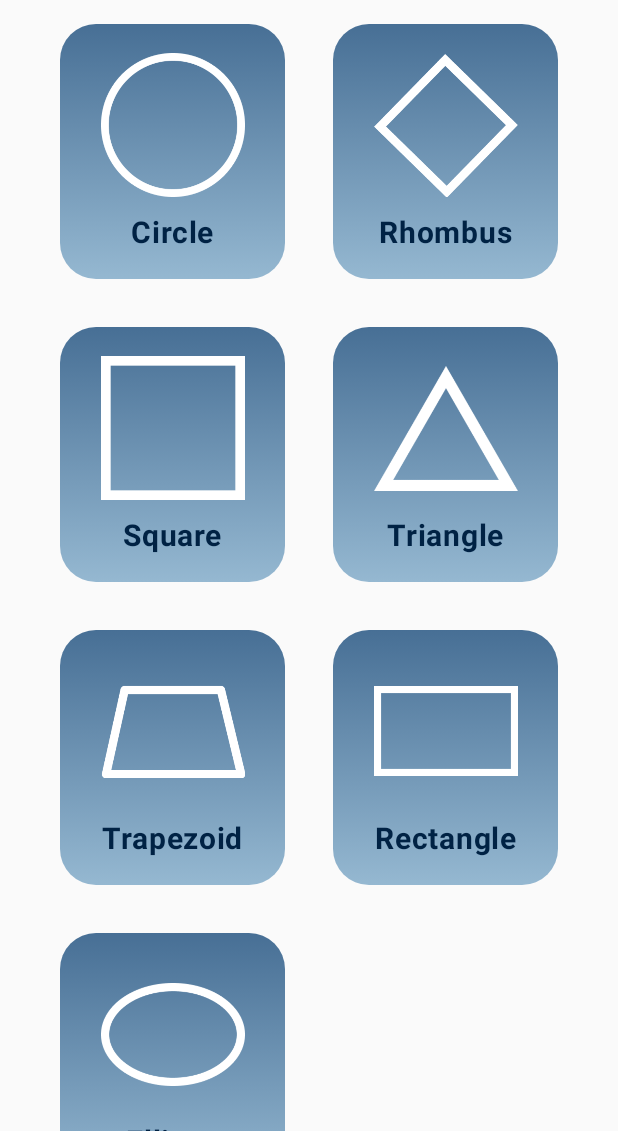
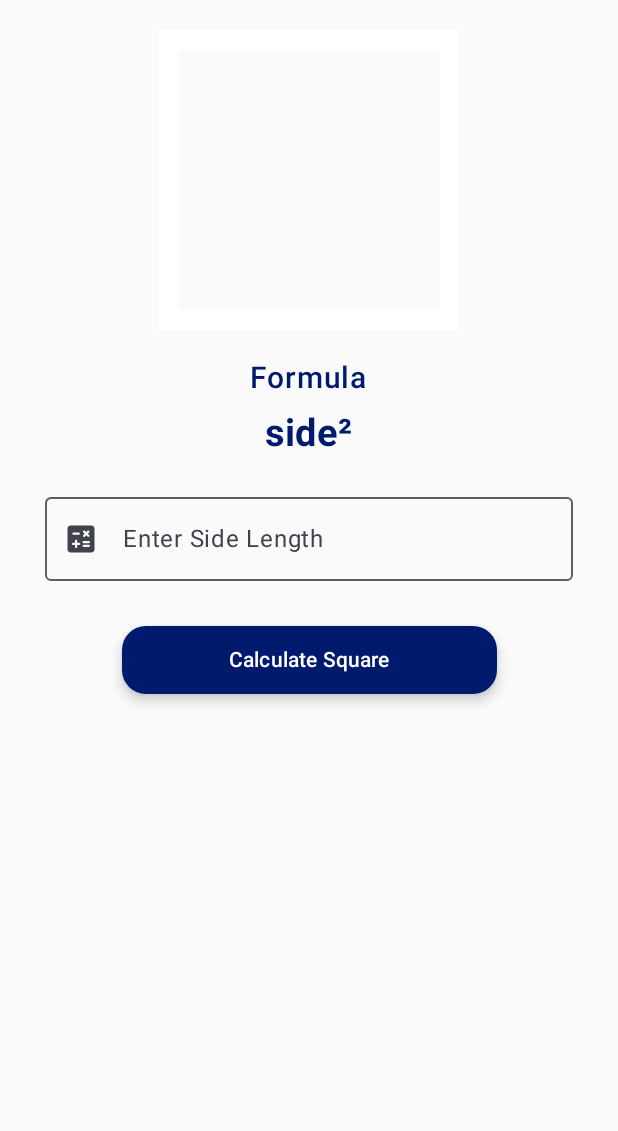
Before and after one commit to Abbas1608/CalculatorApp, an Android app built with Jetpack Compose: the AreaListScreen screen opened through its navigation route, after a tap on "Square", on a phone screen of 412 x 824 dp, the part 105-1236 px from its top. Run offline under Robolectric (Android 15) with nearby library versions, the phone set to English and light mode, and no system bars.

Commit message:
Update Area Calculator Screen

```diff
--- a/app/src/main/java/com/example/calculator/Navigation/CalNavigation.kt
+++ b/app/src/main/java/com/example/calculator/Navigation/CalNavigation.kt
@@ -1,9 +1,12 @@
 package com.example.calculator.Navigation
 
 import androidx.compose.runtime.Composable
+import androidx.navigation.NavType
 import androidx.navigation.compose.NavHost
 import androidx.navigation.compose.composable
 import androidx.navigation.compose.rememberNavController
+import androidx.navigation.navArgument
+import com.example.calculator.Screen.AreaScreen.AreaCalScreen
 import com.example.calculator.Screen.AreaScreen.AreaListScreen
 import com.example.calculator.Screen.CalulatorScreen.NormalCalculatorScreen
 import com.example.calculator.Screen.Formula.FormulaListScreen
@@ -57,5 +60,17 @@ fun CalNavigation() {
         composable (CalRoutes.TipCalculator.name){
             TipMainContent(NavController)
         }
+        // AreaCal Screen
+//        composable(CalRoutes.AreaCalScreen.name) {
+//            AreaCalScreen(NavController)
+//        }
+
+        composable(
+            route = "${CalRoutes.AreaCalScreen.name}/{shapeType}",
+            arguments = listOf(navArgument("shapeType") { type = NavType.StringType })
+        ) { backStackEntry ->
+            val shapeType = backStackEntry.arguments?.getString("shapeType") ?: "Circle"
+            AreaCalScreen(NavController, shapeType)
+        }
     }
 }
--- a/app/src/main/java/com/example/calculator/Navigation/CalRoutes.kt
+++ b/app/src/main/java/com/example/calculator/Navigation/CalRoutes.kt
@@ -1,7 +1,14 @@
 package com.example.calculator.Navigation
 
+import androidx.compose.ui.graphics.painter.Painter
 import com.example.calculator.Screen.AreaScreen.AreaListScreen
 import com.example.calculator.Screen.CalulatorScreen.NormalCalculatorScreen
+
+data class ShapeData(
+    val image: Painter,
+    val formula: String,
+    val labelText: String
+)
 
 enum class CalRoutes {
 
@@ -11,7 +18,8 @@ enum class CalRoutes {
     AreaListScreen,
     VolumeListScreen,
     FormulaScreen,
-    TipCalculator;
+    TipCalculator,
+    AreaCalScreen;
     companion object{
         fun fromRoutes(routes: String?): CalRoutes
         = when(routes?.substringBefore("/"))
@@ -23,6 +31,7 @@ enum class CalRoutes {
             VolumeListScreen.name -> VolumeListScreen
             FormulaScreen.name -> FormulaScreen
             TipCalculator.name -> TipCalculator
+            AreaCalScreen.name -> AreaCalScreen
             null -> NormalCalculatorScreen
             else ->throw IllegalArgumentException("Routes unExcepted")
         }
--- /dev/null
+++ b/app/src/main/java/com/example/calculator/Screen/AreaScreen/AreaCalScreen.kt
@@ -0,0 +1,49 @@
+package com.example.calculator.Screen.AreaScreen
+
+import androidx.compose.foundation.layout.Column
+import androidx.compose.runtime.Composable
+import androidx.compose.ui.res.painterResource
+import androidx.navigation.NavHostController
+import com.example.calculator.Navigation.ShapeData
+import com.example.calculator.ResultCard.singleInput
+import com.example.calculator.R
+@Composable
+fun AreaCalScreen(NavController: NavHostController, shapeType: String)
+{
+   // val savedStateHandle = NavController.currentBackStackEntry?.savedStateHandle
+    //val shapeType = savedStateHandle?.get<String>("shapeType") ?: ""
+
+    // Define shape-specific data
+    val shapeData = when(shapeType) {
+        "Circle" -> ShapeData(
+            image = painterResource(R.drawable.circle_image),
+            formula = "π × r²",
+            labelText = "Enter Radius"
+        )
+        "Square" -> ShapeData(
+            image = painterResource(R.drawable.square),
+            formula = "side²",
+            labelText = "Enter Side Length"
+        )
+        "Rectangle" -> ShapeData(
+            image = painterResource(R.drawable.cuboi_image),
+            formula = "length × width",
+            labelText = "Enter Length"
+        )
+        else -> ShapeData(
+            image = painterResource(R.drawable.circle_image),
+            formula = "π × r²",
+            labelText = "Enter Radius"
+        )
+    }
+
+    Column {
+        AreaTopBar()
+        singleInput(
+            Image = shapeData.image,
+            Text = shapeType,
+            formula = shapeData.formula,
+            labelText = shapeData.labelText
+        )
+    }
+}
--- a/app/src/main/java/com/example/calculator/Screen/AreaScreen/AreaListScreen.kt
+++ b/app/src/main/java/com/example/calculator/Screen/AreaScreen/AreaListScreen.kt
@@ -7,6 +7,7 @@ import androidx.compose.runtime.Composable
 import androidx.compose.ui.Alignment
 import androidx.compose.ui.res.painterResource
 import androidx.navigation.NavHostController
+import com.example.calculator.Navigation.CalRoutes
 import com.example.calculator.VCard
 import com.example.calculator.R
 
@@ -21,23 +22,35 @@ fun AreaListScreen(NavController: NavHostController) {
         LazyColumn {
             item {
                 Row {
-                    VCard(painterResource(R.drawable.cricle), "Circle", onClick = {
-
+                    VCard(painterResource(R.drawable.cricle), Text = "Circle", onClick = {
+                        NavController.navigate("${CalRoutes.AreaCalScreen.name}/Circle")
                     })
-                    VCard(painterResource(R.drawable.rhombus), "Rhombus", onClick = {})
+                    VCard(painterResource(R.drawable.rhombus), "Rhombus", onClick = {
+                        NavController.navigate("${CalRoutes.AreaCalScreen.name}/Rhombus")
+                    })
                 }
 
                 Row {
-                    VCard(painterResource(R.drawable.square), "Square",onClick = {} )
-                    VCard(painterResource(R.drawable.triangle), "Triangle", onClick = {})
+                    VCard(painterResource(R.drawable.square), "Square",onClick = {
+                        NavController.navigate("${CalRoutes.AreaCalScreen.name}/Square")
+                    } )
+                    VCard(painterResource(R.drawable.triangle), "Triangle", onClick = {
+                        NavController.navigate("${CalRoutes.AreaCalScreen.name}/Triangle")
+                    })
                 }
                 Row {
-                    VCard(painterResource(R.drawable.trapezoid), "Trapezoid", onClick = {})
-                    VCard(painterResource(R.drawable.rectangle), "Rectangle", onClick = {})
+                    VCard(painterResource(R.drawable.trapezoid), "Trapezoid", onClick = {
+                        NavController.navigate("${CalRoutes.AreaCalScreen.name}/Trapezoid")
+                    })
+                    VCard(painterResource(R.drawable.rectangle), "Rectangle", onClick = {
+                        NavController.navigate("${CalRoutes.AreaCalScreen.name}/Rectangle")
+                    })
                 }
 
                 Row {
-                    VCard(painterResource(R.drawable.ellipse), "Ellipse", onClick = {})
+                    VCard(painterResource(R.drawable.ellipse), "Ellipse", onClick = {
+                        NavController.navigate("${CalRoutes.AreaCalScreen.name}/Ellipse")
+                    })
 
                 }
 
--- a/app/src/main/java/com/example/calculator/Screen/Formula/FormulaListScreen.kt
+++ b/app/src/main/java/com/example/calculator/Screen/Formula/FormulaListScreen.kt
@@ -20,7 +20,7 @@ import androidx.compose.ui.unit.dp
 import androidx.compose.ui.unit.sp
 import androidx.navigation.NavHostController
 
-@Preview(showSystemUi = true)
+
 @Composable
 fun FormulaListScreen(NavController: NavHostController)
 {
```
Also changed, not shown: app/src/main/java/com/example/calculator/Harder/TopBarHarder.kt (+4 -3 lines), app/src/main/java/com/example/calculator/ResultCard/singleInput.kt (+37 -20 lines), app/src/main/java/com/example/calculator/Screen/CalulatorScreen/NormalCalculatorScreen.kt (+5 -14 lines), app/src/main/java/com/example/calculator/Screen/HomeScreen/HomeScreen.kt (+9 -4 lines), app/src/main/java/com/example/calculator/Screen/HomeScreen/HomeTopBar.kt (+6 -3 lines).
